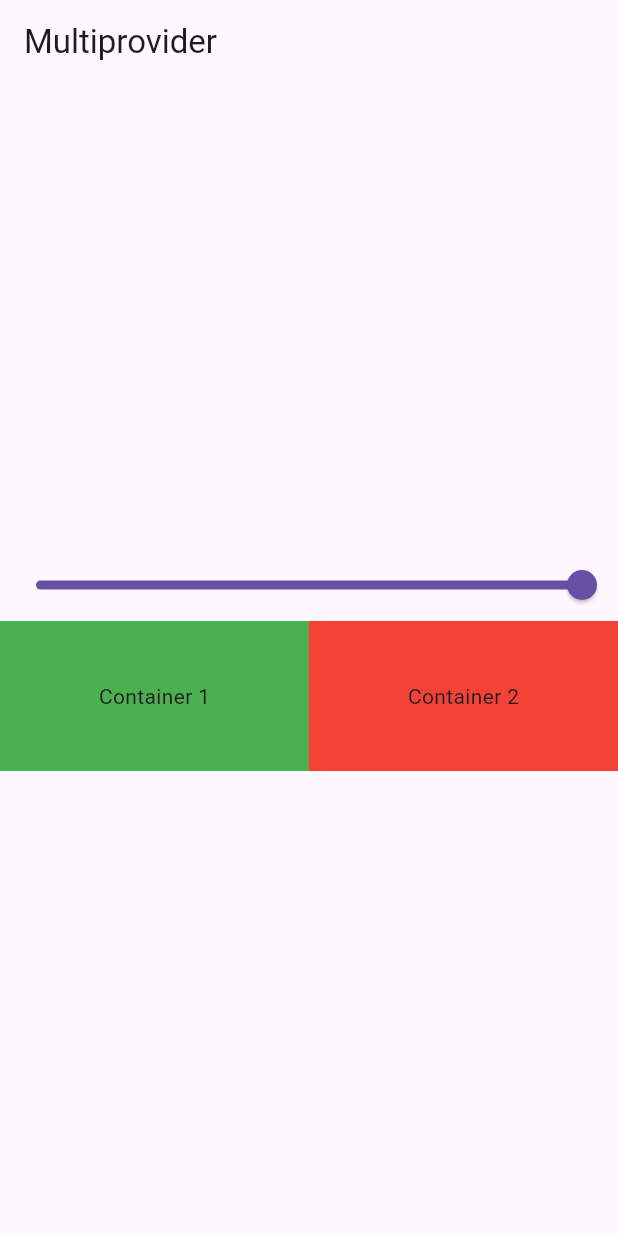
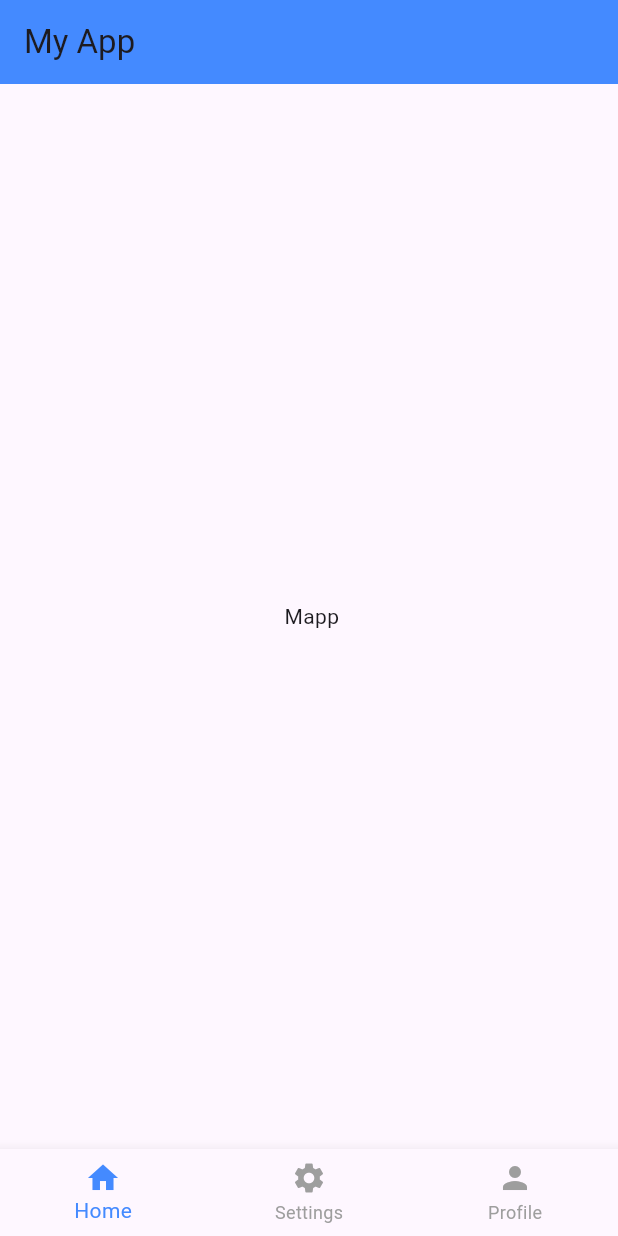
Before and after one commit to AmanSinghThakur01/Provider, a Flutter app: the screen it shows after launch, on a phone screen of 412 x 824 dp. Run offline on Flutter 3.47's test engine with Material 3 defaults, Android fonts, the phone set to English and light mode, and no system bars.

```diff
--- /dev/null
+++ b/lib/home.dart
@@ -0,0 +1,20 @@
+import 'package:flutter/material.dart';
+import 'package:provider/provider.dart';
+import 'package:provider_state_managementt/provider/user_provider.dart';
+class Home extends StatefulWidget {
+  const Home({super.key});
+
+  @override
+  State<Home> createState() => _HomeState();
+}
+
+class _HomeState extends State<Home> {
+  @override
+  Widget build(BuildContext context) {
+    return Scaffold(
+      body: Center(
+        child: Text(context.watch<UserProvider>().userName),
+      ),
+    );
+  }
+}
--- a/lib/main.dart
+++ b/lib/main.dart
@@ -3,7 +3,10 @@ import 'package:provider/provider.dart';
 import 'package:provider_state_managementt/multiprovider/example_one.dart';
 import 'package:provider_state_managementt/multiprovider/example_one_provider.dart';
 import 'package:provider_state_managementt/provider/count_provider.dart';
+import 'package:provider_state_managementt/provider/counter_provider.dart';
+import 'package:provider_state_managementt/provider/user_provider.dart';
 import 'package:provider_state_managementt/screen/count_example.dart';
+import 'package:provider_state_managementt/skeleton.dart';
 
 void main() {
   runApp(const MyApp());
@@ -18,13 +21,15 @@ class MyApp extends StatelessWidget {
     return MultiProvider(providers: [
         ChangeNotifierProvider(create:  (_) => CountProvider()),
         ChangeNotifierProvider(create:  (_) => ExampleOneProvider()),
+        ChangeNotifierProvider(create:  (_) => UserProvider()),
+        ChangeNotifierProvider(create:  (_) => CounterProvider()),
     ],
       child: MaterialApp(
         title: 'Flutter Demo',
         theme: ThemeData(
           primarySwatch: Colors.blue,
         ),
-        home: ExampleOne(),
+        home: Skeleton(),
       ),
     );
 
--- /dev/null
+++ b/lib/provider/counter_provider.dart
@@ -0,0 +1,18 @@
+import 'package:flutter/cupertino.dart';
+
+class CounterProvider extends ChangeNotifier
+{
+  int  value = 0 ;
+
+  CounterProvider ({
+    this.value = 0,
+});
+  void incrementCounter (){
+    value ++;
+    notifyListeners();
+  }
+  void decrementCounter (){
+    value --;
+    notifyListeners();
+  }
+}
--- /dev/null
+++ b/lib/provider/user_provider.dart
@@ -0,0 +1,25 @@
+import 'package:flutter/cupertino.dart';
+import 'package:flutter/material.dart';
+import 'package:provider/provider.dart';
+class UserProvider extends ChangeNotifier {
+  String userName;
+
+
+  UserProvider ({
+    this.userName = " Mapp"
+});
+
+
+  void changeUserName ({
+    required String newUserName ,
+}) async {
+    userName = newUserName ;
+    notifyListeners();
+  }
+
+
+
+
+
+
+}
--- /dev/null
+++ b/lib/skeleton.dart
@@ -0,0 +1,76 @@
+import 'package:flutter/material.dart';
+import 'package:provider_state_managementt/home.dart';
+import 'package:provider_state_managementt/screen/challenge.dart';
+import 'package:provider_state_managementt/screen/setting.dart';
+
+void main() {
+  runApp(const MyApp());
+}
+
+class MyApp extends StatelessWidget {
+  const MyApp({super.key});
+
+  @override
+  Widget build(BuildContext context) {
+    return const MaterialApp(
+      debugShowCheckedModeBanner: false,
+      home: Skeleton(),
+    );
+  }
+}
+
+class Skeleton extends StatefulWidget {
+  const Skeleton({super.key});
+
+  @override
+  State<Skeleton> createState() => _SkeletonState();
+}
+
+class _SkeletonState extends State<Skeleton> {
+  int _selectedIndex = 0;
+
+  // Pages list
+  final List<Widget> _pages = const [
+    Home(),
+    Setting(),
+    Challenge(),
+  ];
+
+  void _onItemTapped(int index) {
+    setState(() {
+      _selectedIndex = index;
+    });
+  }
+
+  @override
+  Widget build(BuildContext context) {
+    return Scaffold(
+      appBar: AppBar(
+        title: const Text("My App"),
+        backgroundColor: Colors.blueAccent,
+      ),
+      body: _pages[_selectedIndex],
+      bottomNavigationBar: BottomNavigationBar(
+        currentIndex: _selectedIndex,
+        onTap: _onItemTapped,
+        selectedItemColor: Colors.blueAccent,
+        unselectedItemColor: Colors.grey,
+        showUnselectedLabels: true,
+        items: const [
+          BottomNavigationBarItem(
+            icon: Icon(Icons.home),
+            label: 'Home',
+          ),
+          BottomNavigationBarItem(
+            icon: Icon(Icons.settings),
+            label: 'Settings',
+          ),
+          BottomNavigationBarItem(
+            icon: Icon(Icons.person),
+            label: 'Profile',
+          ),
+        ],
+      ),
+    );
+  }
+}
```
Also changed, not shown: lib/screen/challenge.dart (added, +39 -0 lines), lib/screen/setting.dart (added, +38 -0 lines).
